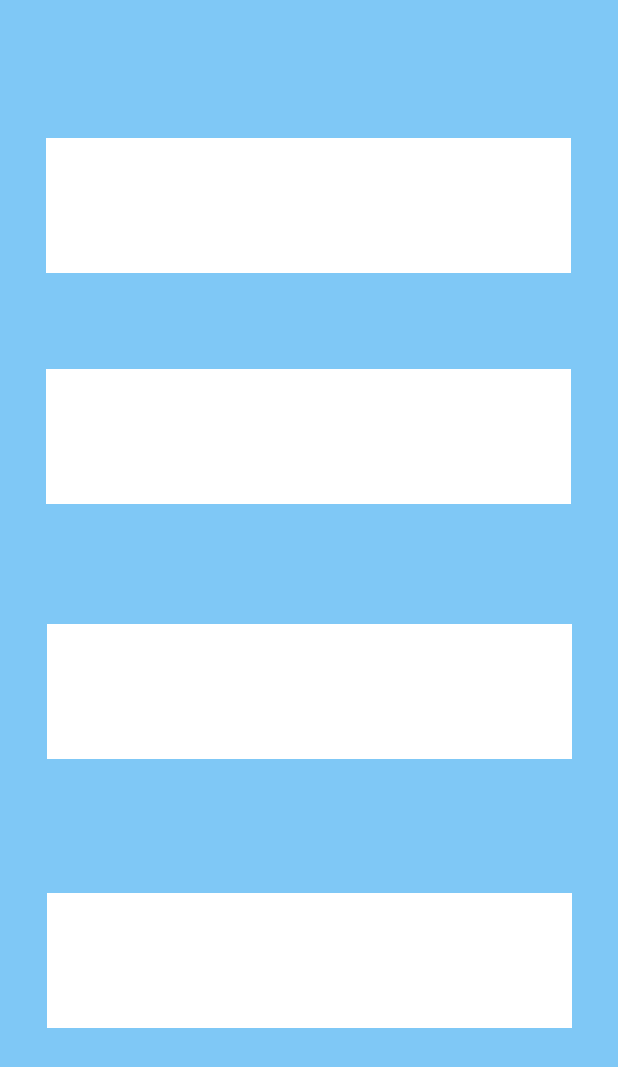
After one commit to MohitBhagi248/GsHelpPassanger, an Android app: the PromotionsActivity screen opened directly, with no data from a screen before it, on a phone screen of 412 x 824 dp. The commit adds this screen. Shown: the top 1067 px of the screen. Run offline under Robolectric (Android 15) with nearby library versions, the phone set to English and light mode, and no system bars; our stand-ins replace Firebase (no records; nobody signed in at launch, a user with empty details on screens opened directly).

Commit message:
Project updated

```diff
--- a/app/build.gradle
+++ b/app/build.gradle
@@ -46,7 +46,10 @@ dependencies {
     implementation 'com.google.android.material:material:1.9.0'
     implementation 'androidx.constraintlayout:constraintlayout:2.1.4'
     implementation 'com.google.android.gms:play-services-maps:18.1.0'
+    implementation 'com.google.android.gms:play-services-location:21.0.1'
+    implementation 'com.google.maps.android:android-maps-utils:2.2.1'
     implementation 'com.google.firebase:firebase-firestore:24.1.1'
+    implementation 'com.google.android.libraries.places:places:3.1.0'
     testImplementation 'junit:junit:4.13.2'
     implementation platform('com.google.firebase:firebase-bom:32.0.0')
     implementation 'com.google.firebase:firebase-auth-ktx'
--- a/app/src/main/java/com/example/gshelppassanger/LoginActivity.kt
+++ b/app/src/main/java/com/example/gshelppassanger/LoginActivity.kt
@@ -3,6 +3,7 @@ package com.example.gshelppassanger
 import android.content.Intent
 import androidx.appcompat.app.AppCompatActivity
 import android.os.Bundle
+import android.view.View
 import android.widget.Button
 import android.widget.TextView
 import android.widget.Toast
@@ -15,6 +16,10 @@ class LoginActivity : AppCompatActivity() {
 
     override fun onCreate(savedInstanceState: Bundle?) {
         super.onCreate(savedInstanceState)
+
+        window.decorView.systemUiVisibility = View.SYSTEM_UI_FLAG_FULLSCREEN
+        supportActionBar?.hide()
+
         binding = ActivityLoginBinding.inflate(layoutInflater)
         setContentView(binding.root)
 
--- /dev/null
+++ b/app/src/main/java/com/example/gshelppassanger/PromotionsActivity.kt
@@ -0,0 +1,81 @@
+package com.example.gshelppassanger
+
+import androidx.appcompat.app.AppCompatActivity
+import android.os.Bundle
+import android.view.View
+import android.widget.Toast
+import com.example.gshelppassanger.databinding.ActivityPromotionsBinding
+import com.google.firebase.auth.FirebaseAuth
+import com.google.firebase.database.DatabaseReference
+import com.google.firebase.database.FirebaseDatabase
+
+class PromotionsActivity : AppCompatActivity() {
+    private lateinit var binding: ActivityPromotionsBinding
+    private lateinit var databaseReference: DatabaseReference
+    private lateinit var auth: FirebaseAuth
+
+    override fun onCreate(savedInstanceState: Bundle?) {
+        super.onCreate(savedInstanceState)
+        window.decorView.systemUiVisibility = View.SYSTEM_UI_FLAG_FULLSCREEN
+        supportActionBar?.hide()
+        binding = ActivityPromotionsBinding.inflate(layoutInflater)
+        setContentView(binding.root)
+
+        getSupportActionBar()?.setTitle("Promotions")
+        getSupportActionBar()?.setDisplayHomeAsUpEnabled(true)
+
+        databaseReference = FirebaseDatabase.getInstance().getReference("Promotions")
+        auth = FirebaseAuth.getInstance()
+
+        retrievePriceAlerts()
+
+//        binding.btnSave.setOnClickListener {
+//            promotions()
+//        }
+    }
+
+    private fun retrievePriceAlerts() {
+        val currentUser = FirebaseAuth.getInstance().currentUser
+        val userId = currentUser?.uid
+        if (userId != null) {
+            databaseReference.child(userId).get().addOnSuccessListener {
+                if (it.exists()) {
+                    val esso = it.child("esso").value
+                    val petroCanada = it.child("petroCanada").value
+                    val shell = it.child("shell").value
+                    val husky = it.child("husky").value
+                    Toast.makeText(this, "Data read successfully", Toast.LENGTH_SHORT).show()
+                    binding.etEsso.text = esso.toString()
+                    binding.petroCanada.text = petroCanada.toString()
+                    binding.shell.text = shell.toString()
+                    binding.husky.text = husky.toString()
+                } else {
+                    Toast.makeText(this, "User not found", Toast.LENGTH_SHORT).show()
+                }
+            }
+        } else {
+            Toast.makeText(this, "User not exist", Toast.LENGTH_SHORT).show()
+        }
+    }
+
+//    private fun promotions(){
+//        val uid = auth.uid.toString()
+//        val esso = binding.etEsso.text.toString()
+//        val petroCanada = binding.petroCanada.text.toString()
+//        val shell = binding.shell.text.toString()
+//        val husky = binding.husky.text.toString()
+//
+//        if(uid.isNotEmpty() && esso.isNotEmpty() && petroCanada.isNotEmpty() && shell.isNotEmpty() && husky.isNotEmpty()){
+//            val promotions = PromotionsModel(uid, esso, petroCanada, shell, husky)
+//            databaseReference.child(uid).setValue(promotions).addOnSuccessListener {
+//                Toast.makeText(this,"Data added successfully", Toast.LENGTH_SHORT).show()
+//                binding.etEsso.text?.clear()
+//                binding.petroCanada.text?.clear()
+//                binding.shell.text?.clear()
+//                binding.husky.text?.clear()
+//            }
+//        } else {
+//            Toast.makeText(this,"Failed", Toast.LENGTH_SHORT).show()
+//        }
+//    }
+}
--- a/app/src/main/java/com/example/gshelppassanger/SignUpActivity.kt
+++ b/app/src/main/java/com/example/gshelppassanger/SignUpActivity.kt
@@ -3,6 +3,7 @@ package com.example.gshelppassanger
 import android.content.Intent
 import androidx.appcompat.app.AppCompatActivity
 import android.os.Bundle
+import android.view.View
 import android.widget.Button
 import android.widget.Toast
 import com.example.gshelppassanger.databinding.ActivitySignUpBinding
@@ -14,6 +15,10 @@ class SignUpActivity : AppCompatActivity() {
 
     override fun onCreate(savedInstanceState: Bundle?) {
         super.onCreate(savedInstanceState)
+
+        window.decorView.systemUiVisibility = View.SYSTEM_UI_FLAG_FULLSCREEN
+        supportActionBar?.hide()
+
         binding = ActivitySignUpBinding.inflate(layoutInflater)
         setContentView(binding.root)
 
--- /dev/null
+++ b/app/src/main/res/drawable/baseline_arrow_forward_24.xml
@@ -0,0 +1,5 @@
+<vector android:autoMirrored="true" android:height="24dp"
+    android:tint="#FFFFFF" android:viewportHeight="24"
+    android:viewportWidth="24" android:width="24dp" xmlns:android="http://schemas.android.com/apk/res/android">
+    <path android:fillColor="@android:color/white" android:pathData="M12,4l-1.41,1.41L16.17,11H4v2h12.17l-5.58,5.59L12,20l8,-8z"/>
+</vector>
--- a/app/src/main/res/layout/activity_profile.xml
+++ b/app/src/main/res/layout/activity_profile.xml
@@ -47,6 +47,7 @@
             android:layout_width="191dp"
             android:layout_height="50dp"
             android:layout_marginStart="10dp"
+            android:paddingStart="10dp"
             android:layout_weight="1"
             android:background="@color/white"
             android:textSize="24sp"
@@ -81,6 +82,7 @@
             android:layout_height="50dp"
             android:layout_marginStart="10dp"
             android:layout_weight="1"
+            android:paddingStart="10dp"
             android:background="@color/white"
             android:textSize="24sp"
             android:textStyle="bold" />
--- /dev/null
+++ b/app/src/main/res/layout/activity_promotions.xml
@@ -0,0 +1,89 @@
+<?xml version="1.0" encoding="utf-8"?>
+<androidx.constraintlayout.widget.ConstraintLayout xmlns:android="http://schemas.android.com/apk/res/android"
+    xmlns:app="http://schemas.android.com/apk/res-auto"
+    xmlns:tools="http://schemas.android.com/tools"
+    android:layout_width="match_parent"
+    android:layout_height="match_parent"
+    android:background="#7FC8F6"
+    android:paddingStart="11dp"
+    android:paddingEnd="11dp"
+    tools:context=".PromotionsActivity">
+
+    <TextView
+        android:id="@+id/etEsso"
+        android:layout_width="350dp"
+        android:layout_height="90dp"
+        android:layout_marginTop="92dp"
+        android:background="@color/white"
+        android:paddingStart="10dp"
+        android:paddingTop="27dp"
+        android:textSize="30sp"
+        android:textStyle="bold"
+        app:layout_constraintEnd_toEndOf="parent"
+        app:layout_constraintHorizontal_bias="0.491"
+        app:layout_constraintStart_toStartOf="parent"
+        app:layout_constraintTop_toTopOf="parent" />
+
+    <TextView
+        android:id="@+id/petroCanada"
+        android:layout_width="350dp"
+        android:layout_height="90dp"
+        android:layout_marginTop="64dp"
+        android:paddingStart="10dp"
+        android:paddingTop="27dp"
+        android:textSize="30sp"
+        android:textStyle="bold"
+        android:background="@color/white"
+        app:layout_constraintEnd_toEndOf="parent"
+        app:layout_constraintHorizontal_bias="0.491"
+        app:layout_constraintStart_toStartOf="parent"
+        app:layout_constraintTop_toBottomOf="@+id/etEsso" />
+
+    <TextView
+        android:id="@+id/shell"
+        android:layout_width="350dp"
+        android:layout_height="90dp"
+        android:layout_marginTop="80dp"
+        android:background="@color/white"
+        android:paddingStart="10dp"
+        android:paddingTop="27dp"
+        android:textSize="30sp"
+        android:textStyle="bold"
+        app:layout_constraintEnd_toEndOf="parent"
+        app:layout_constraintHorizontal_bias="0.508"
+        app:layout_constraintStart_toStartOf="parent"
+        app:layout_constraintTop_toBottomOf="@+id/petroCanada" />
+
+    <TextView
+        android:id="@+id/husky"
+        android:layout_width="350dp"
+        android:layout_height="90dp"
+        android:layout_marginTop="64dp"
+        android:background="@color/white"
+        android:paddingStart="10dp"
+        android:paddingTop="27dp"
+        android:textSize="30sp"
+        android:textStyle="bold"
+        app:layout_constraintBottom_toBottomOf="parent"
+        app:layout_constraintEnd_toEndOf="parent"
+        app:layout_constraintHorizontal_bias="0.508"
+        app:layout_constraintStart_toStartOf="parent"
+        app:layout_constraintTop_toBottomOf="@+id/shell"
+        app:layout_constraintVertical_bias="0.154" />
+
+<!--    <Button-->
+<!--        android:id="@+id/btnSave"-->
+<!--        android:layout_width="match_parent"-->
+<!--        android:layout_height="60dp"-->
+<!--        android:backgroundTint="@color/app_theme"-->
+<!--        android:text="SAVE"-->
+<!--        app:cornerRadius="16dp"-->
+<!--        app:layout_constraintBottom_toBottomOf="parent"-->
+<!--        app:layout_constraintEnd_toEndOf="parent"-->
+<!--        app:layout_constraintHorizontal_bias="0.727"-->
+<!--        app:layout_constraintStart_toStartOf="parent"-->
+<!--        app:layout_constraintTop_toBottomOf="@+id/husky"-->
+<!--        app:layout_constraintVertical_bias="0.864" />-->
+
+
+</androidx.constraintlayout.widget.ConstraintLayout>
--- a/app/src/main/res/layout/activity_sign_up.xml
+++ b/app/src/main/res/layout/activity_sign_up.xml
@@ -116,7 +116,7 @@
                 app:layout_constraintHorizontal_bias="0.0"
                 app:layout_constraintStart_toStartOf="parent"
                 app:layout_constraintTop_toBottomOf="@+id/et_confirm_password"
-                app:layout_constraintVertical_bias="0.409" />
+                app:layout_constraintVertical_bias="0.125" />
 
         </androidx.constraintlayout.widget.ConstraintLayout>
     </com.google.android.material.card.MaterialCardView>
--- a/app/src/main/res/layout/fragment_profile.xml
+++ b/app/src/main/res/layout/fragment_profile.xml
@@ -2,6 +2,7 @@
 <androidx.constraintlayout.widget.ConstraintLayout xmlns:android="http://schemas.android.com/apk/res/android"
     xmlns:tools="http://schemas.android.com/tools"
     xmlns:app="http://schemas.android.com/apk/res-auto"
+    android:id="@+id/profileFragment"
     android:layout_width="match_parent"
     android:layout_height="match_parent"
     android:background="#7FC8F6"
--- a/app/src/main/res/values/colors.xml
+++ b/app/src/main/res/values/colors.xml
@@ -9,6 +9,7 @@
     <color name="white">#FFFFFFFF</color>
     <color name="green">#FF37D86C</color>
     <color name="red">#FFE8112A</color>
+    <color name="transparent">#00000000</color>
 
     <color name="app_theme">#009dff</color>
     <color name="app_theme_light">#f6fbff</color>
--- a/app/src/main/res/values/strings.xml
+++ b/app/src/main/res/values/strings.xml
@@ -3,4 +3,8 @@
     <string name="nearest_gas_station">Looking for the nearest gas station?</string>
     <!-- TODO: Remove or change this placeholder text -->
     <string name="hello_blank_fragment">Hello blank fragment</string>
+    <string name="title_activity_maps">MapsActivity</string>
+    <string name="google_maps_key" templateMergeStrategy="preserve" translatable="false">
+        AIzaSyAlH_NXvqkdHYBY9zkFoIBZTe5jj7mFACA
+    </string>
 </resources>
--- a/app/src/main/res/values/themes.xml
+++ b/app/src/main/res/values/themes.xml
@@ -25,4 +25,5 @@
         <item name="cornerSizeBottomRight">0dp</item>
         <item name="cornerSizeBottomLeft">0dp</item>
     </style>
+
 </resources>
--- /dev/null
+++ b/app/src/main/res/xml/google_maps_api.xml
@@ -0,0 +1,6 @@
+<?xml version="1.0" encoding="utf-8"?>
+<resources>
+    <string name="google_maps_key" templateMergeStrategy="preserve" translatable="false">
+        AIzaSyDBT6UETAWdc0mbVWaiIH4BgVxkPL99VMM
+    </string>
+</resources>
```
Also changed, not shown: app/src/main/AndroidManifest.xml (+34 -11 lines), app/src/main/java/com/example/gshelppassanger/MapsActivity.kt (added, +259 -0 lines), app/src/main/java/com/example/gshelppassanger/NearestGasStation.kt (+6 -1 lines), app/src/main/java/com/example/gshelppassanger/UserModel.kt (+8 -0 lines), app/src/main/res/layout/activity_maps.xml (added, +40 -0 lines), app/src/main/res/menu/home_menu.xml (+8 -5 lines).
